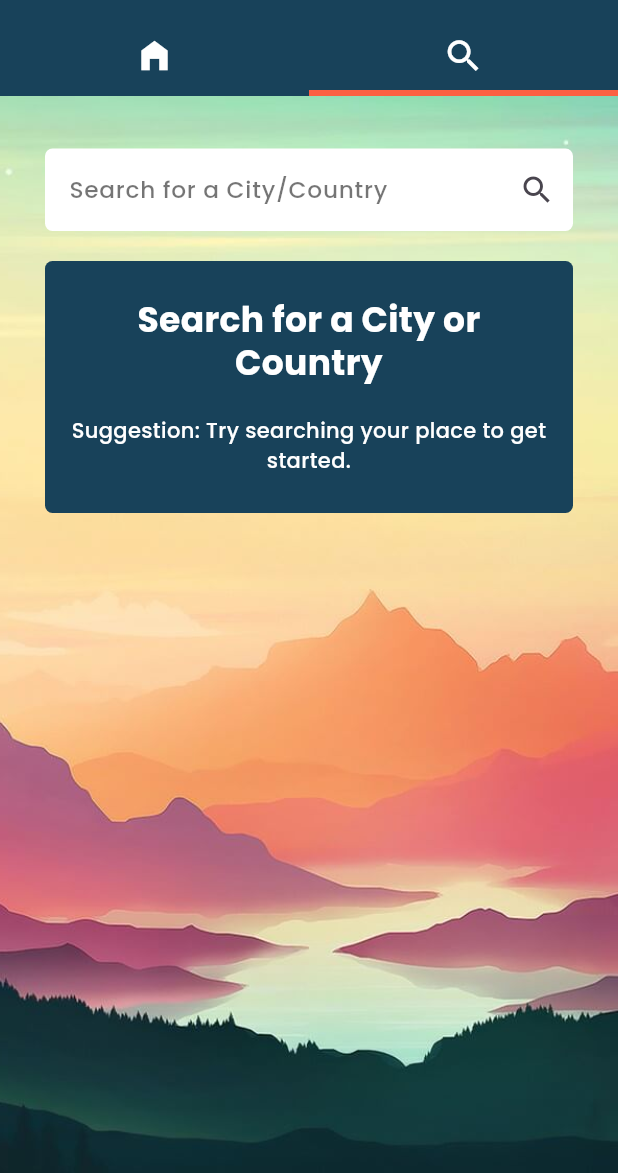
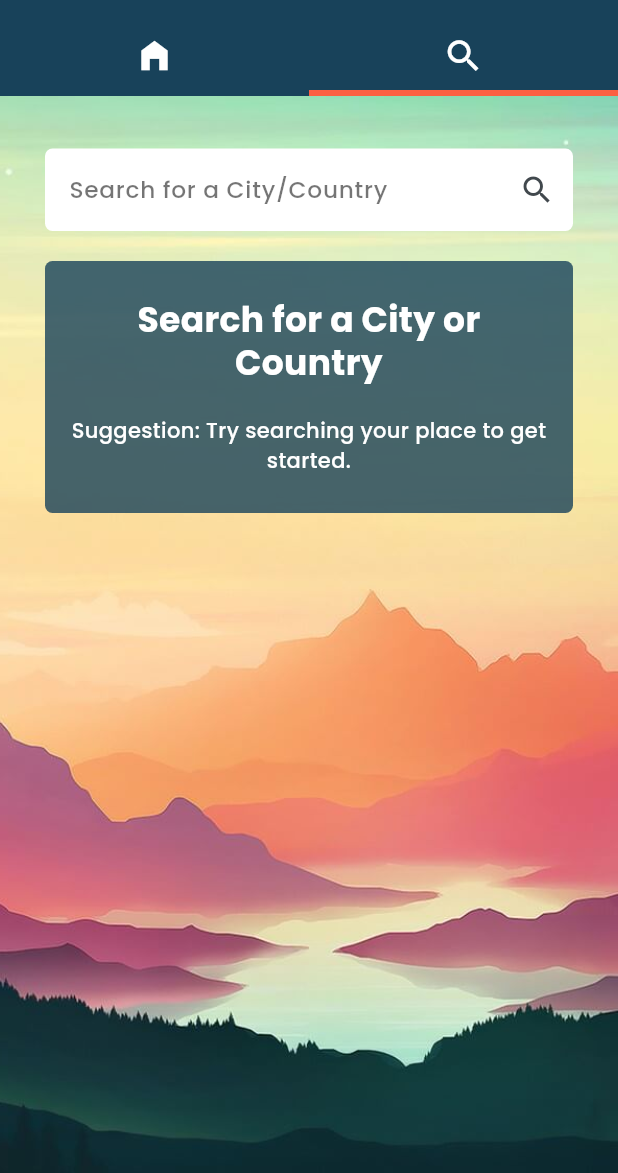
Before and after one commit to AdmiralFirefox/cc206-skywatch, a Flutter app: the screen it shows after launch, tab 2 chosen, on a phone screen of 412 x 824 dp, the part 63-1236 px from its top. Run offline on Flutter 3.47's test engine with Material 2 defaults, Android fonts, the phone set to English and light mode, and no system bars; our stand-ins replace carousel_slider, dio, flutter_dotenv, flutter_riverpod, flutter_spinkit, timezone.

Commit message:
Adjusted color theme on search_page

```diff
--- a/lib/components/forecast_carousel.dart
+++ b/lib/components/forecast_carousel.dart
@@ -21,11 +21,11 @@ class ForecastCarousel extends ConsumerWidget {
     Color themeColor() {
       switch (theme) {
         case "day":
-          return const Color.fromRGBO(24, 66, 90, 75);
+          return const Color.fromRGBO(24, 66, 90, 0.8);
         case "night":
-          return const Color.fromRGBO(74, 69, 91, 75);
+          return const Color.fromRGBO(74, 69, 91, 0.75);
         default:
-          return const Color.fromRGBO(24, 66, 90, 75);
+          return const Color.fromRGBO(24, 66, 90, 0.8);
       }
     }
 
--- a/lib/components/weather_extra_info.dart
+++ b/lib/components/weather_extra_info.dart
@@ -22,11 +22,11 @@ class WeatherExtraInfo extends ConsumerWidget {
     Color themeColor() {
       switch (theme) {
         case "day":
-          return const Color.fromRGBO(24, 66, 90, 75);
+          return const Color.fromRGBO(24, 66, 90, 0.8);
         case "night":
-          return const Color.fromRGBO(74, 69, 91, 75);
+          return const Color.fromRGBO(74, 69, 91, 0.75);
         default:
-          return const Color.fromRGBO(24, 66, 90, 75);
+          return const Color.fromRGBO(24, 66, 90, 0.8);
       }
     }
 
--- a/lib/components/weather_main_info.dart
+++ b/lib/components/weather_main_info.dart
@@ -24,11 +24,11 @@ class WeatherMainInfo extends ConsumerWidget {
     Color themeColor() {
       switch (theme) {
         case "day":
-          return const Color.fromRGBO(24, 66, 90, 75);
+          return const Color.fromRGBO(24, 66, 90, 0.8);
         case "night":
-          return const Color.fromRGBO(74, 69, 91, 75);
+          return const Color.fromRGBO(74, 69, 91, 0.75);
         default:
-          return const Color.fromRGBO(24, 66, 90, 75);
+          return const Color.fromRGBO(24, 66, 90, 0.8);
       }
     }
 
--- a/lib/features/search_page.dart
+++ b/lib/features/search_page.dart
@@ -108,11 +108,11 @@ class _SearchPageState extends ConsumerState<SearchPage> {
     Color themeColor() {
       switch (theme) {
         case "day":
-          return const Color.fromRGBO(24, 66, 90, 75);
+          return const Color.fromRGBO(24, 66, 90, 0.8);
         case "night":
-          return const Color.fromRGBO(74, 69, 91, 75);
+          return const Color.fromRGBO(74, 69, 91, 0.75);
         default:
-          return const Color.fromRGBO(24, 66, 90, 75);
+          return const Color.fromRGBO(24, 66, 90, 0.8);
       }
     }
 
--- a/lib/main.dart
+++ b/lib/main.dart
@@ -142,9 +142,11 @@ class _MyAppState extends ConsumerState<MyApp> with TickerProviderStateMixin {
     }
 
     return MaterialApp(
-      title: 'Skywatch',
+      title: 'SkyWatch',
       theme: ThemeData(
-        colorScheme: ColorScheme.fromSeed(seedColor: Colors.deepPurple),
+        colorScheme: ColorScheme.fromSeed(
+          seedColor: const Color.fromRGBO(24, 66, 90, 1),
+        ),
         useMaterial3: true,
       ),
       home: DefaultTabController(
```
